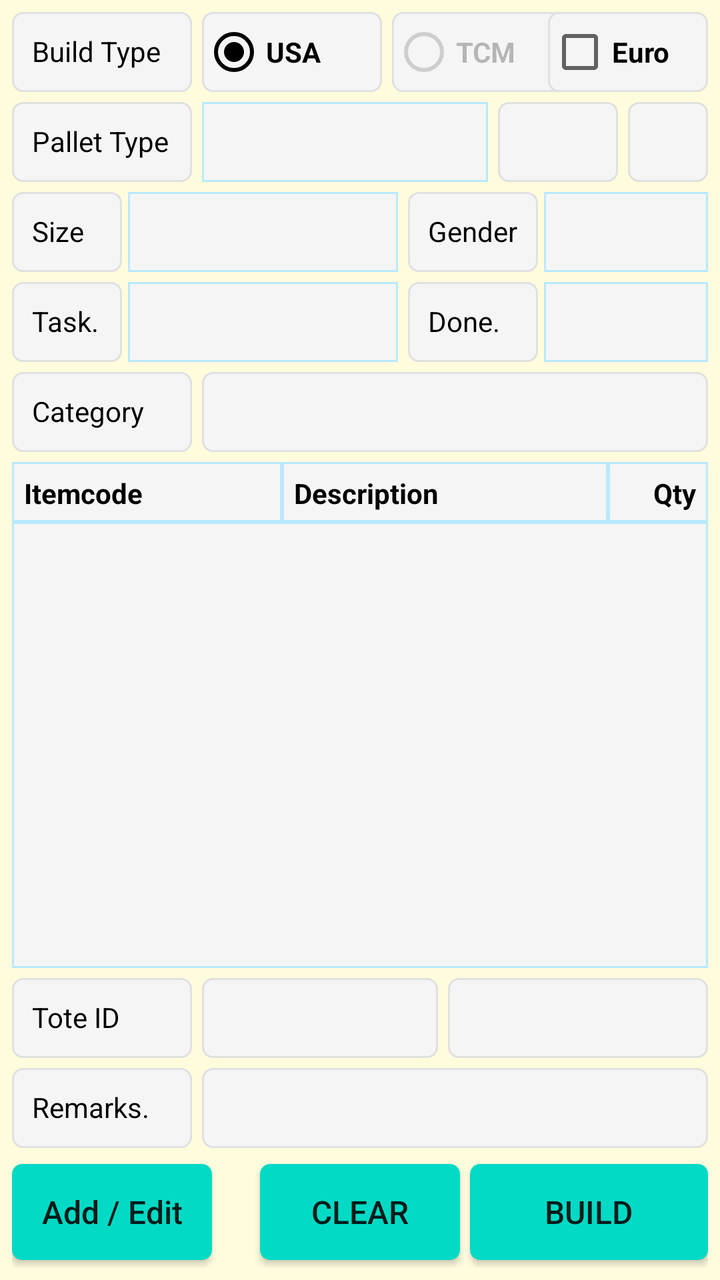
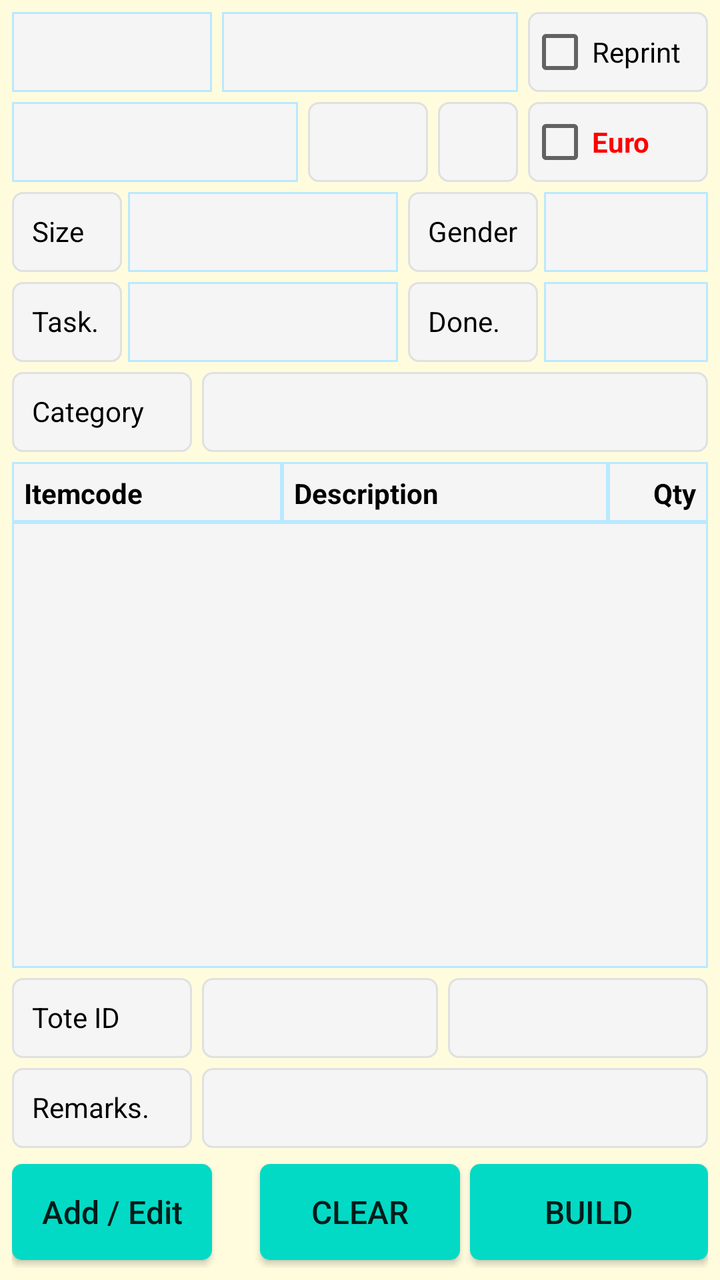

Two renders of the same Android screen: before a commit and after it. Below are the layout's source before the change and the commit's diff.
<!-- AndroidManifest.xml: application theme AppTheme -->
<!-- res/layout/fragment_usa_box_building.xml -->
<?xml version="1.0" encoding="utf-8"?>
<FrameLayout xmlns:android="http://schemas.android.com/apk/res/android"
    xmlns:app="http://schemas.android.com/apk/res-auto"
    xmlns:tools="http://schemas.android.com/tools"
    android:layout_width="match_parent"
    android:layout_height="match_parent"
    android:background="@color/backColor"
    tools:context=".ui.usaboxbuilding.UsaBoxBuildingFragment">

    <androidx.constraintlayout.widget.ConstraintLayout
        android:layout_width="match_parent"
        android:layout_height="match_parent"
        android:padding="6dp">

        <TextView
            android:id="@+id/TextView16"
            android:layout_width="90dp"
            android:layout_height="40dp"
            android:background="@drawable/et_custom"
            android:gravity="left"
            android:hint=""
            android:padding="10dp"
            android:text="Build Type"
            android:textColor="@color/coloBlack"
            android:textSize="14sp"
            app:layout_constraintStart_toStartOf="parent"
            app:layout_constraintTop_toTopOf="parent" />

        <RadioGroup
            android:id="@+id/rg_pallet_building_category"
            android:layout_width="0dp"
            android:layout_height="40dp"
            android:layout_marginLeft="5dp"
            android:orientation="horizontal"
            app:layout_constraintStart_toEndOf="@+id/TextView16"
            app:layout_constraintTop_toTopOf="parent">

            <RadioButton
                android:id="@+id/rb_usa_box_usa_category"
                android:layout_width="90dp"
                android:layout_height="40dp"
                android:background="@drawable/et_custom"
                android:checked="true"
                android:text="USA"
                android:textStyle="bold"
                app:layout_constraintStart_toEndOf="@+id/TextView16"
                app:layout_constraintTop_toTopOf="@+id/TextView16"
                tools:ignore="TouchTargetSizeCheck" />

            <RadioButton
                android:id="@+id/rb_usa_box_tcm_category"
                android:layout_width="90dp"
                android:layout_height="40dp"
                android:layout_marginLeft="5dp"
                android:enabled="false"
                android:background="@drawable/et_custom"
                android:text="TCM"
                android:textStyle="bold"
                app:layout_constraintStart_toEndOf="@+id/rb_usa_box_usa_category"
                app:layout_constraintTop_toTopOf="@+id/TextView16"
                tools:ignore="TouchTargetSizeCheck" />
        </RadioGroup>

        <CheckBox
            android:id="@+id/ch_usa_box_euro"
            android:layout_width="80dp"
            android:layout_height="40dp"
            android:background="@drawable/et_custom"
            android:text="Euro"
            android:textStyle="bold"
            app:layout_constraintEnd_toEndOf="parent"
            app:layout_constraintTop_toTopOf="parent" />

        <TextView
            android:id="@+id/textView4"
            android:layout_width="90dp"
            android:layout_height="40dp"
            android:layout_marginTop="5dp"
            android:background="@drawable/et_custom"
            android:gravity="left"
            android:hint=""
            android:padding="10dp"
            android:text="Pallet Type"
            android:textColor="@color/coloBlack"
            android:textSize="14sp"
            app:layout_constraintStart_toStartOf="parent"
            app:layout_constraintTop_toBottomOf="@+id/TextView16" />

        <Spinner
            android:id="@+id/sp_usa_box_pallettype"
            android:layout_width="0dp"
            android:layout_height="40dp"
            android:layout_marginLeft="5dp"
            android:layout_marginRight="5dp"
            android:background="@drawable/et_custom_total"
            android:gravity="center"
            android:hint=""
            android:padding="8dp"
            android:textSize="12sp"
            app:layout_constraintEnd_toStartOf="@+id/tv_usa_box_pallettype"
            app:layout_constraintStart_toEndOf="@+id/textView4"
            app:layout_constraintTop_toTopOf="@+id/textView4" />

        <TextView
            android:id="@+id/tv_usa_box_pallettype"
            android:layout_width="60dp"
            android:layout_height="40dp"
            android:layout_marginRight="5dp"
            android:background="@drawable/et_custom"
            android:gravity="center"
            android:hint=""
            android:padding="10dp"
            android:text=""
            android:textColor="@color/coloBlack"
            android:textSize="14sp"
            app:layout_constraintEnd_toStartOf="@+id/tv_usa_box_pallettype_allowmix"
            app:layout_constraintTop_toTopOf="@+id/textView4" />

        <TextView
            android:id="@+id/tv_usa_box_pallettype_allowmix"
            android:layout_width="40dp"
            android:layout_height="40dp"
            android:background="@drawable/et_custom"
            android:gravity="center"
            android:hint=""
            android:padding="10dp"
            android:text=""
            android:textColor="@color/coloBlack"
            android:textSize="14sp"
            app:layout_constraintEnd_toEndOf="parent"
            app:layout_constraintTop_toTopOf="@+id/textView4" />

        <TextView
            android:id="@+id/textView3"
            android:layout_width="55dp"
            android:layout_height="40dp"
            android:layout_marginTop="5dp"
            android:background="@drawable/et_custom"
            android:gravity="left"
            android:hint=""
            android:padding="10dp"
            android:text="Size"
            android:textColor="@color/coloBlack"
            android:textSize="14sp"
            app:layout_constraintStart_toStartOf="parent"
            app:layout_constraintTop_toBottomOf="@+id/textView4" />

        <TextView
            android:id="@+id/textView15"
            android:layout_width="65dp"
            android:layout_height="40dp"
            android:layout_marginLeft="5dp"
            android:background="@drawable/et_custom"
            android:gravity="left"
            android:hint=""
            android:padding="10dp"
            android:text="Gender"
            android:textColor="@color/coloBlack"
            android:textSize="14sp"
            app:layout_constraintStart_toEndOf="@+id/sp_usa_box_size"
            app:layout_constraintTop_toTopOf="@+id/textView3" />

        <Spinner
            android:id="@+id/sp_usa_box_size"
            android:layout_width="135dp"
            android:layout_height="40dp"
            android:layout_marginLeft="3dp"
            android:background="@drawable/et_custom_total"
            android:gravity="center"
            android:hint=""
            android:padding="8dp"
            android:textSize="12sp"
            app:layout_constraintStart_toEndOf="@+id/textView3"
            app:layout_constraintTop_toTopOf="@+id/textView3"
            tools:ignore="TouchTargetSizeCheck" />

        <Spinner
            android:id="@+id/sp_usa_box_gender"
            android:layout_width="0dp"
            android:layout_height="40dp"
            android:layout_marginLeft="3dp"
            android:background="@drawable/et_custom_total"
            android:gravity="center"
            android:hint=""
            android:padding="8dp"
            android:textSize="12sp"
            app:layout_constraintEnd_toEndOf="parent"
            app:layout_constraintStart_toEndOf="@+id/textView15"
            app:layout_constraintTop_toTopOf="@+id/textView3" />

        <Spinner
            android:id="@+id/sp_usa_box_task"
            android:layout_width="135dp"
            android:layout_height="40dp"
            android:layout_marginLeft="3dp"
            android:background="@drawable/et_custom_total"
            android:gravity="center"
            android:hint=""
            android:padding="8dp"
            android:textSize="12sp"
            app:layout_constraintStart_toEndOf="@+id/textView10"
            app:layout_constraintTop_toTopOf="@+id/textView10" />

        <Spinner
            android:id="@+id/sp_usa_box_done"
            android:layout_width="0dp"
            android:layout_height="40dp"
            android:layout_marginLeft="3dp"
            android:background="@drawable/et_custom_total"
            android:gravity="center"
            android:hint=""
            android:padding="8dp"
            android:textSize="12sp"
            app:layout_constraintEnd_toEndOf="parent"
            app:layout_constraintStart_toEndOf="@+id/textView16"
            app:layout_constraintTop_toTopOf="@+id/textView10" />

        <TextView
            android:id="@+id/textView41"
            android:layout_width="90dp"
            android:layout_height="40dp"
            android:layout_marginTop="5dp"
            android:background="@drawable/et_custom"
            android:gravity="left"
            android:hint=""
            android:padding="10dp"
            android:text="Category"
            android:textColor="@color/coloBlack"
            android:textSize="14sp"
            app:layout_constraintStart_toStartOf="parent"
            app:layout_constraintTop_toBottomOf="@+id/textView10" />

        <TextView
            android:id="@+id/tv_usa_box_building_category"
            android:layout_width="0dp"
            android:layout_height="40dp"
            android:layout_marginLeft="5dp"
            android:background="@drawable/et_custom"
            android:hint=""
            android:padding="10dp"
            android:text=""
            android:textColor="@color/coloBlack"
            android:textSize="14sp"
            app:layout_constraintEnd_toEndOf="parent"
            app:layout_constraintStart_toEndOf="@+id/textView41"
            app:layout_constraintTop_toTopOf="@+id/textView41" />

        <TextView
            android:id="@+id/TextView12"
            android:layout_width="135dp"
            android:layout_height="30dp"
            android:layout_marginTop="5dp"
            android:background="@drawable/et_custom_total"
            android:gravity="left"
            android:hint=""
            android:padding="6dp"
            android:text="Itemcode"
            android:textColor="@color/coloBlack"
            android:textSize="14dp"
            android:textStyle="bold"
            app:layout_constraintStart_toStartOf="parent"
            app:layout_constraintTop_toBottomOf="@+id/textView41" />

        <TextView
            android:id="@+id/TextView13"
            android:layout_width="0dp"
            android:layout_height="30dp"
            android:background="@drawable/et_custom_total"
            android:gravity="left"
            android:hint=""
            android:padding="6dp"
            android:text="Description"
            android:textColor="@color/coloBlack"
            android:textSize="14dp"
            android:textStyle="bold"
            app:layout_constraintEnd_toStartOf="@+id/TextView14"
            app:layout_constraintStart_toEndOf="@+id/TextView12"
            app:layout_constraintTop_toTopOf="@+id/TextView12" />

        <TextView
            android:id="@+id/TextView14"
            android:layout_width="50dp"
            android:layout_height="30dp"
            android:background="@drawable/et_custom_total"
            android:gravity="right"
            android:hint=""
            android:padding="6dp"
            android:text="Qty"
            android:textColor="@color/coloBlack"
            android:textSize="14dp"
            android:textStyle="bold"
            app:layout_constraintEnd_toEndOf="parent"
            app:layout_constraintTop_toTopOf="@+id/TextView12" />

        <ListView
            android:id="@+id/lv_usa_box_details"
            android:layout_width="0dp"
            android:layout_height="0dp"
            android:layout_marginBottom="5dp"
            android:background="@drawable/et_custom_total"
            app:layout_constraintBottom_toTopOf="@+id/textView11"
            app:layout_constraintEnd_toEndOf="parent"
            app:layout_constraintHorizontal_bias="1.0"
            app:layout_constraintStart_toStartOf="parent"
            app:layout_constraintTop_toBottomOf="@+id/TextView12" />

        <TextView
            android:id="@+id/textView10"
            android:layout_width="55dp"
            android:layout_height="40dp"
            android:layout_marginTop="5dp"
            android:background="@drawable/et_custom"
            android:gravity="left"
            android:hint=""
            android:padding="10dp"
            android:text="Task."
            android:textColor="@color/coloBlack"
            android:textSize="14sp"
            app:layout_constraintStart_toStartOf="parent"
            app:layout_constraintTop_toBottomOf="@+id/textView3" />

        <TextView
            android:id="@+id/textView11"
            android:layout_width="90dp"
            android:layout_height="40dp"
            android:layout_marginBottom="5dp"
            android:background="@drawable/et_custom"
            android:gravity="left"
            android:hint=""
            android:padding="10dp"
            android:text="Tote ID"
            android:textColor="@color/coloBlack"
            android:textSize="14sp"
            app:layout_constraintBottom_toTopOf="@+id/TextView10"
            app:layout_constraintStart_toStartOf="parent" />

        <EditText
            android:id="@+id/et_usa_box_toteid"
            android:layout_width="0dp"
            android:layout_height="40dp"
            android:layout_marginLeft="5dp"
            android:layout_marginRight="5dp"
            android:background="@drawable/et_custom"
            android:inputType="text"
            android:padding="10dp"
            android:textColor="@color/coloBlack"
            android:textSize="14dp"
            app:layout_constraintEnd_toStartOf="@+id/tv_usa_box_last_box"
            app:layout_constraintStart_toEndOf="@+id/textView11"
            app:layout_constraintTop_toTopOf="@+id/textView11" />

        <TextView
            android:id="@+id/tv_usa_box_last_box"
            android:layout_width="130dp"
            android:layout_height="40dp"
            android:background="@drawable/et_custom"
            android:gravity="left"
            android:hint=""
            android:padding="10dp"
            android:text=""
            android:textColor="@color/coloBlack"
            android:textSize="14sp"
            app:layout_constraintEnd_toEndOf="parent"
            app:layout_constraintTop_toTopOf="@+id/textView11" />

        <TextView
            android:id="@+id/textView16"
            android:layout_width="65dp"
            android:layout_height="40dp"
            android:layout_marginLeft="5dp"
            android:background="@drawable/et_custom"
            android:gravity="left"
            android:hint=""
            android:padding="10dp"
            android:text="Done."
            android:textColor="@color/coloBlack"
            android:textSize="14sp"
            app:layout_constraintStart_toEndOf="@+id/sp_usa_box_task"
            app:layout_constraintTop_toTopOf="@+id/textView10" />

        <TextView
            android:id="@+id/TextView10"
            android:layout_width="90dp"
            android:layout_height="40dp"
            android:layout_marginBottom="8dp"
            android:background="@drawable/et_custom"
            android:gravity="left"
            android:hint=""
            android:padding="10dp"
            android:text="Remarks."
            android:textColor="@color/coloBlack"
            android:textSize="14dp"
            app:layout_constraintBottom_toTopOf="@+id/bt_usa_box_add_items"
            app:layout_constraintStart_toStartOf="parent" />

        <EditText
            android:id="@+id/et_usa_box_remarks"
            android:layout_width="0dp"
            android:layout_height="40dp"
            android:layout_marginLeft="5dp"
            android:background="@drawable/et_custom"
            android:inputType="text"
            android:padding="10dp"
            android:textColor="@color/coloBlack"
            android:textSize="14dp"
            app:layout_constraintEnd_toEndOf="parent"
            app:layout_constraintStart_toEndOf="@+id/TextView10"
            app:layout_constraintTop_toTopOf="@+id/TextView10"
            tools:ignore="SpeakableTextPresentCheck,TouchTargetSizeCheck" />

        <Button
            android:id="@+id/bt_usa_box_clear"
            android:layout_width="100dp"
            android:layout_height="wrap_content"
            android:layout_marginStart="24dp"
            android:layout_marginLeft="24dp"
            android:layout_marginBottom="4dp"
            android:background="@drawable/btn_custom1"
            android:text="CLEAR"
            android:textAllCaps="false"
            android:textSize="16sp"
            app:layout_constraintBottom_toBottomOf="parent"
            app:layout_constraintStart_toEndOf="@+id/bt_usa_box_add_items" />

        <Button
            android:id="@+id/bt_usa_box_add_items"
            android:layout_width="100dp"
            android:layout_height="wrap_content"
            android:layout_marginBottom="4dp"
            android:background="@drawable/btn_custom1"
            android:text="Add / Edit"
            android:textAllCaps="false"
            android:textSize="16sp"
            app:layout_constraintBottom_toBottomOf="parent"
            app:layout_constraintStart_toStartOf="parent" />

        <Button
            android:id="@+id/bt_usa_box_save"
            android:layout_width="0dp"
            android:layout_height="wrap_content"
            android:layout_marginLeft="5dp"
            android:layout_marginBottom="4dp"
            android:background="@drawable/btn_custom1"
            android:text="BUILD"
            android:textAllCaps="false"
            android:textSize="16sp"
            app:layout_constraintBottom_toBottomOf="parent"
            app:layout_constraintEnd_toEndOf="parent"
            app:layout_constraintStart_toEndOf="@+id/bt_usa_box_clear" />

    </androidx.constraintlayout.widget.ConstraintLayout>


</FrameLayout>
<!-- resources referenced by this layout -->
<resources>
  <color name="backColor">#FFFCDE</color>
  <color name="coloBlack">#000000</color>
  <!-- drawable btn_custom1 (drawable) -->
  <?xml version="1.0" encoding="utf-8"?>
  <shape xmlns:android="http://schemas.android.com/apk/res/android"
      android:padding="10dp"
      android:shape="rectangle" >
  
      <solid android:color="@color/colorBtn" />
  
      <corners
          android:bottomLeftRadius="5dp"
          android:bottomRightRadius="5dp"
          android:topLeftRadius="5dp"
          android:topRightRadius="5dp" />
  
  </shape>
  <!-- drawable et_custom (drawable) -->
  <?xml version="1.0" encoding="utf-8"?>
  <shape xmlns:android="http://schemas.android.com/apk/res/android"
      android:padding="10dp"
      android:shape="rectangle" >
  
      <solid android:color="#f5f5f5" />
  
      <stroke
          android:width="1dp"
          android:color="#e0e0e0" />
  
      <corners
          android:bottomLeftRadius="5dp"
          android:bottomRightRadius="5dp"
          android:topLeftRadius="5dp"
          android:topRightRadius="5dp" />
  
  </shape>
  <!-- drawable et_custom_total (drawable) -->
  <?xml version="1.0" encoding="utf-8"?>
  <shape xmlns:android="http://schemas.android.com/apk/res/android"
      android:padding="10dp"
      android:shape="rectangle" >
  
      <solid android:color="#f5f5f5" />
  
      <stroke
          android:width="1dp"
          android:color="#B9E9FF" />
  
      <corners
          android:bottomLeftRadius="0dp"
          android:bottomRightRadius="0dp"
          android:topLeftRadius="0dp"
          android:topRightRadius="0dp" />
  
  </shape>
  <style name="AppTheme" parent="Theme.AppCompat.Light.NoActionBar">
          
          <item name="colorPrimary">@color/colorPrimary</item>
          <item name="colorPrimaryDark">@color/colorPrimaryDark</item>
          <item name="colorAccent">@color/colorAccent</item>
      </style>
  <color name="colorBtn">#03DAC5</color>
  <color name="colorPrimary">#ffb200</color>
  <color name="colorPrimaryDark">#ffb200</color>
  <color name="colorAccent">#000000</color>
</resources>

<!-- the commit's change to res/layout/fragment_usa_box_building.xml (unified diff, before → after) -->
@@ -12,94 +12,67 @@
         android:layout_height="match_parent"
         android:padding="6dp">
 
-        <TextView
-            android:id="@+id/TextView16"
+        <Spinner
+            android:id="@+id/sp_pallet_building_category"
+            android:layout_width="100dp"
+            android:layout_height="40dp"
+            android:background="@drawable/et_custom_total"
+            android:gravity="center"
+            android:hint=""
+            android:padding="8dp"
+            android:textSize="14sp"
+            app:layout_constraintStart_toStartOf="parent"
+            app:layout_constraintTop_toTopOf="parent" />
+
+        <Spinner
+            android:id="@+id/sp_pallet_building_printer"
+            android:layout_width="0dp"
+            android:layout_height="40dp"
+            android:layout_marginLeft="5dp"
+            android:layout_marginRight="5dp"
+            android:background="@drawable/et_custom_total"
+            android:gravity="center"
+            android:hint=""
+            android:padding="8dp"
+            android:textSize="14sp"
+            app:layout_constraintEnd_toStartOf="@+id/ch_pallet_building_printer"
+            app:layout_constraintStart_toEndOf="@+id/sp_pallet_building_category"
+            app:layout_constraintTop_toTopOf="@+id/sp_pallet_building_category" />
+
+        <CheckBox
+            android:id="@+id/ch_pallet_building_printer"
             android:layout_width="90dp"
             android:layout_height="40dp"
             android:background="@drawable/et_custom"
-            android:gravity="left"
-            android:hint=""
-            android:padding="10dp"
-            android:text="Build Type"
-            android:textColor="@color/coloBlack"
-            android:textSize="14sp"
-            app:layout_constraintStart_toStartOf="parent"
-            app:layout_constraintTop_toTopOf="parent" />
-
-        <RadioGroup
-            android:id="@+id/rg_pallet_building_category"
-            android:layout_width="0dp"
-            android:layout_height="40dp"
-            android:layout_marginLeft="5dp"
-            android:orientation="horizontal"
-            app:layout_constraintStart_toEndOf="@+id/TextView16"
-            app:layout_constraintTop_toTopOf="parent">
-
-            <RadioButton
-                android:id="@+id/rb_usa_box_usa_category"
-                android:layout_width="90dp"
-                android:layout_height="40dp"
-                android:background="@drawable/et_custom"
-                android:checked="true"
-                android:text="USA"
-                android:textStyle="bold"
-                app:layout_constraintStart_toEndOf="@+id/TextView16"
-                app:layout_constraintTop_toTopOf="@+id/TextView16"
-                tools:ignore="TouchTargetSizeCheck" />
-
-            <RadioButton
-                android:id="@+id/rb_usa_box_tcm_category"
-                android:layout_width="90dp"
-                android:layout_height="40dp"
-                android:layout_marginLeft="5dp"
-                android:enabled="false"
-                android:background="@drawable/et_custom"
-                android:text="TCM"
-                android:textStyle="bold"
-                app:layout_constraintStart_toEndOf="@+id/rb_usa_box_usa_category"
-                app:layout_constraintTop_toTopOf="@+id/TextView16"
-                tools:ignore="TouchTargetSizeCheck" />
-        </RadioGroup>
+            android:text="Reprint"
+            app:layout_constraintEnd_toEndOf="parent"
+            app:layout_constraintTop_toTopOf="@+id/sp_pallet_building_category" />
 
         <CheckBox
             android:id="@+id/ch_usa_box_euro"
-            android:layout_width="80dp"
-            android:layout_height="40dp"
+            android:layout_width="90dp"
+            android:layout_height="40dp"
+            android:textColor="@color/coloRed"
             android:background="@drawable/et_custom"
             android:text="Euro"
             android:textStyle="bold"
             app:layout_constraintEnd_toEndOf="parent"
-            app:layout_constraintTop_toTopOf="parent" />
-
-        <TextView
-            android:id="@+id/textView4"
-            android:layout_width="90dp"
-            android:layout_height="40dp"
+            app:layout_constraintTop_toTopOf="@+id/sp_usa_box_pallettype" />
+
+        <Spinner
+            android:id="@+id/sp_usa_box_pallettype"
+            android:layout_width="0dp"
+            android:layout_height="40dp"
+            android:layout_marginRight="5dp"
             android:layout_marginTop="5dp"
-            android:background="@drawable/et_custom"
-            android:gravity="left"
-            android:hint=""
-            android:padding="10dp"
-            android:text="Pallet Type"
-            android:textColor="@color/coloBlack"
-            android:textSize="14sp"
-            app:layout_constraintStart_toStartOf="parent"
-            app:layout_constraintTop_toBottomOf="@+id/TextView16" />
-
-        <Spinner
-            android:id="@+id/sp_usa_box_pallettype"
-            android:layout_width="0dp"
-            android:layout_height="40dp"
-            android:layout_marginLeft="5dp"
-            android:layout_marginRight="5dp"
             android:background="@drawable/et_custom_total"
             android:gravity="center"
             android:hint=""
             android:padding="8dp"
             android:textSize="12sp"
             app:layout_constraintEnd_toStartOf="@+id/tv_usa_box_pallettype"
-            app:layout_constraintStart_toEndOf="@+id/textView4"
-            app:layout_constraintTop_toTopOf="@+id/textView4" />
+            app:layout_constraintStart_toStartOf="parent"
+            app:layout_constraintTop_toBottomOf="@+id/sp_pallet_building_category" />
 
         <TextView
             android:id="@+id/tv_usa_box_pallettype"
@@ -114,12 +87,13 @@
             android:textColor="@color/coloBlack"
             android:textSize="14sp"
             app:layout_constraintEnd_toStartOf="@+id/tv_usa_box_pallettype_allowmix"
-            app:layout_constraintTop_toTopOf="@+id/textView4" />
+            app:layout_constraintTop_toTopOf="@+id/sp_usa_box_pallettype" />
 
         <TextView
             android:id="@+id/tv_usa_box_pallettype_allowmix"
             android:layout_width="40dp"
             android:layout_height="40dp"
+            android:layout_marginRight="5dp"
             android:background="@drawable/et_custom"
             android:gravity="center"
             android:hint=""
@@ -127,14 +101,14 @@
             android:text=""
             android:textColor="@color/coloBlack"
             android:textSize="14sp"
-            app:layout_constraintEnd_toEndOf="parent"
-            app:layout_constraintTop_toTopOf="@+id/textView4" />
+            app:layout_constraintEnd_toStartOf="@+id/ch_usa_box_euro"
+            app:layout_constraintTop_toTopOf="@+id/sp_usa_box_pallettype" />
 
         <TextView
             android:id="@+id/textView3"
             android:layout_width="55dp"
-            android:layout_height="40dp"
             android:layout_marginTop="5dp"
+            android:layout_height="40dp"
             android:background="@drawable/et_custom"
             android:gravity="left"
             android:hint=""
@@ -143,7 +117,7 @@
             android:textColor="@color/coloBlack"
             android:textSize="14sp"
             app:layout_constraintStart_toStartOf="parent"
-            app:layout_constraintTop_toBottomOf="@+id/textView4" />
+            app:layout_constraintTop_toBottomOf="@+id/sp_usa_box_pallettype" />
 
         <TextView
             android:id="@+id/textView15"
<!-- resource entries referenced after the edit -->
@@ -2,6 +2,7 @@
 <resources>
   <color name="backColor">#FFFCDE</color>
   <color name="coloBlack">#000000</color>
+  <color name="coloRed">#ff0000</color>
   <!-- drawable btn_custom1 (drawable) -->
   <?xml version="1.0" encoding="utf-8"?>
   <shape xmlns:android="http://schemas.android.com/apk/res/android"
